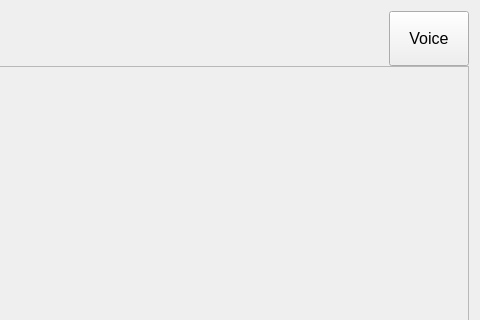
Qt form UI/home.ui (jack41402/Networking-Final) before a commit; both pictures show x 520 to 1000 and y 0 to 320 of the 1000 by 599 pixel window.
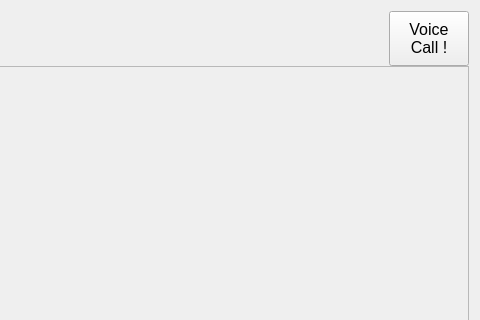
The same form after that commit. Icons and pictures are not drawn.

Commit message: Voice Call done

```diff
--- a/UI/home.ui
+++ b/UI/home.ui
@@ -134,7 +134,8 @@
           </font>
          </property>
          <property name="text">
-          <string>Voice</string>
+          <string>Voice
+Call !</string>
          </property>
         </widget>
        </item>
```
Left out of the diff: 4 changed lines with no effect on the pictures. The commit also changes 2 other files.
